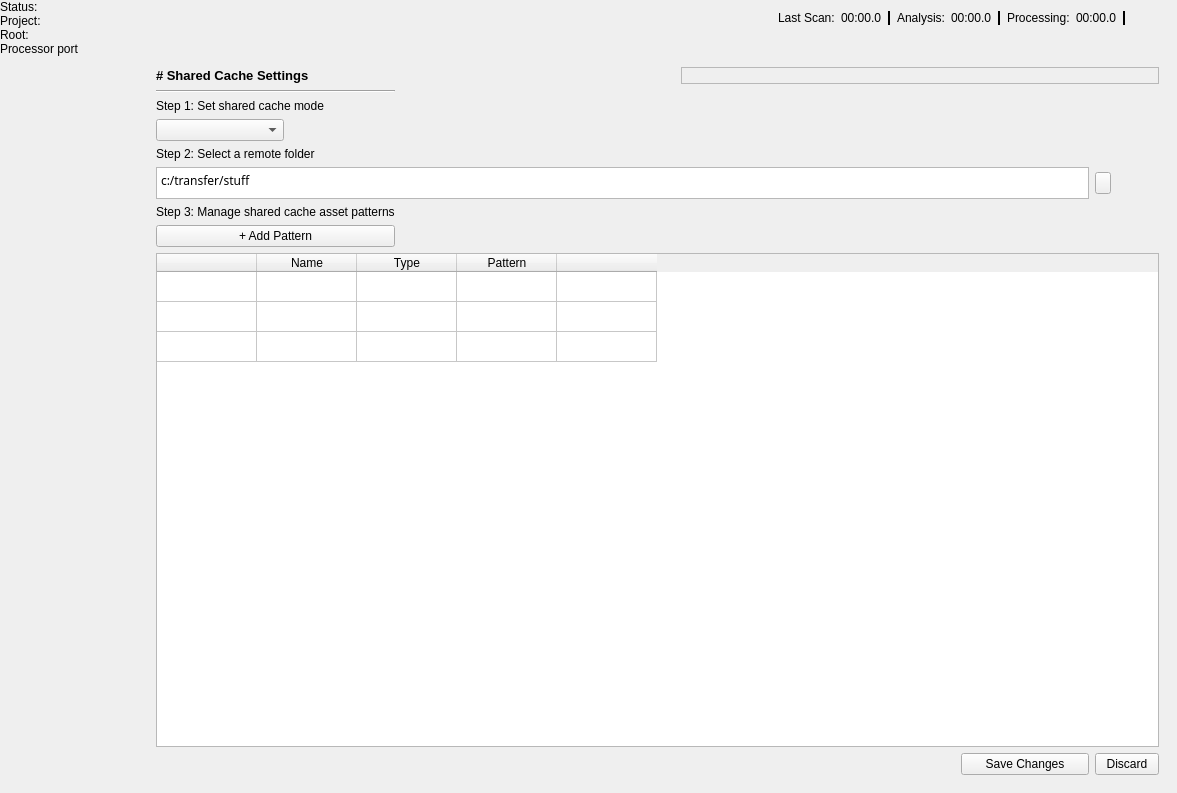
o3de/o3de, file Code/Tools/AssetProcessor/native/ui/MainWindow.ui: the form before one commit.
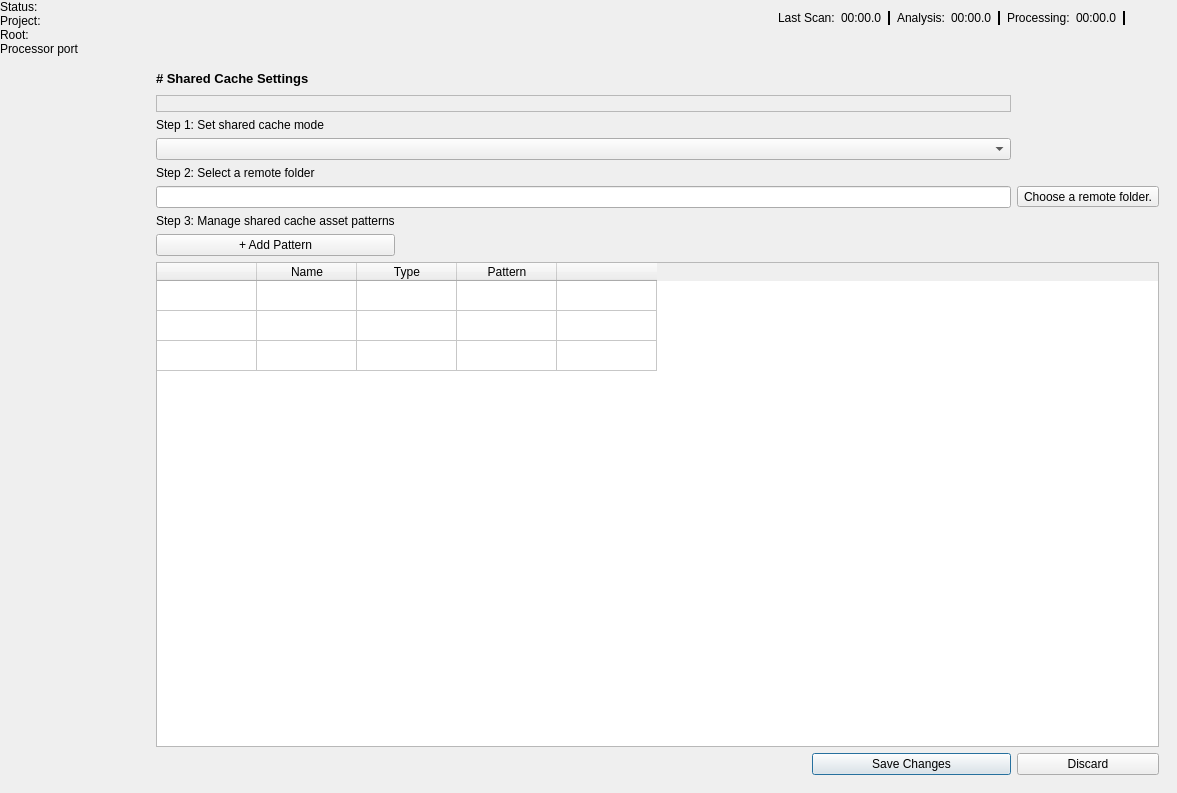
The form after the commit. The open tabs and pages were chosen to show the change. Icons and pictures are not drawn. Custom widgets are drawn as their Qt base class.

Commit message:
{lny13480} Updated Shared Cached interface based on feedback from UX (#10802)
* {lny13480} Updated Shared Cached interface based on feedback from UX

* removing horizontal line

* moved the colors into the .qss file
fixed some spelling mistakes

* updated the folder icon

Patch:
```diff
--- a/Code/Tools/AssetProcessor/native/ui/MainWindow.ui
+++ b/Code/Tools/AssetProcessor/native/ui/MainWindow.ui
@@ -1478,7 +1478,7 @@
           </item>
          </layout>
         </widget>
-        <widget class="QWidget" name="page">
+        <widget class="QWidget" name="SharedCachePage">
          <layout class="QGridLayout" name="gridLayout_2">
           <property name="leftMargin">
            <number>0</number>
@@ -1493,7 +1493,7 @@
            <number>0</number>
           </property>
           <item row="0" column="0">
-           <widget class="QWidget" name="widget" native="true">
+           <widget class="QWidget" name="widget_sharedCache" native="true">
             <property name="sizePolicy">
              <sizepolicy hsizetype="Preferred" vsizetype="Expanding">
               <horstretch>0</horstretch>
@@ -1513,30 +1513,43 @@
              <property name="bottomMargin">
               <number>10</number>
              </property>
-             <item row="5" column="4">
-              <widget class="QPushButton" name="serverAddressButton">
-               <property name="maximumSize">
-                <size>
-                 <width>16</width>
-                 <height>16777215</height>
-                </size>
+             <item row="0" column="0" colspan="2">
+              <widget class="QLabel" name="sharedCacheTitle">
+               <property name="font">
+                <font>
+                 <pointsize>10</pointsize>
+                 <weight>75</weight>
+                 <bold>true</bold>
+                </font>
                </property>
                <property name="text">
-                <string/>
+                <string># Shared Cache Settings</string>
                </property>
+               <property name="textFormat">
+                <enum>Qt::MarkdownText</enum>
+               </property>
               </widget>
              </item>
-             <item row="1" column="0">
-              <widget class="Line" name="line">
-               <property name="orientation">
-                <enum>Qt::Horizontal</enum>
+             <item row="9" column="3">
+              <widget class="QPushButton" name="sharedCacheSubmitButton">
+               <property name="text">
+                <string>Save Changes</string>
                </property>
+               <property name="autoDefault">
+                <bool>true</bool>
+               </property>
+               <property name="default">
+                <bool>true</bool>
+               </property>
               </widget>
              </item>
-             <item row="4" column="0">
-              <widget class="QLabel" name="label_3">
+             <item row="5" column="0" colspan="4">
+              <widget class="QLineEdit" name="serverAddressLineEdit"/>
+             </item>
+             <item row="9" column="4">
+              <widget class="QPushButton" name="sharedCacheDiscardButton">
                <property name="text">
-                <string>Step 2: Select a remote folder</string>
+                <string>Discard</string>
                </property>
               </widget>
              </item>
@@ -1603,64 +1616,17 @@
                </column>
               </widget>
              </item>
-             <item row="5" column="0" colspan="4">
-              <widget class="QPlainTextEdit" name="serverAddressText">
-               <property name="sizePolicy">
-                <sizepolicy hsizetype="Expanding" vsizetype="Maximum">
-                 <horstretch>0</horstretch>
-                 <verstretch>0</verstretch>
-                </sizepolicy>
-               </property>
-               <property name="maximumSize">
-                <size>
-                 <width>16777215</width>
-                 <height>32</height>
-                </size>
-               </property>
-               <property name="font">
-                <font>
-                 <family>Amazon Ember Mono</family>
-                 <pointsize>9</pointsize>
-                </font>
-               </property>
-               <property name="toolTip">
-                <string>The remote folder should be accessible to the entire team.</string>
-               </property>
-               <property name="inputMethodHints">
-                <set>Qt::ImhNone</set>
-               </property>
-               <property name="plainText">
-                <string>c:/transfer/stuff</string>
-               </property>
-              </widget>
-             </item>
-             <item row="0" column="0">
-              <widget class="QLabel" name="sharedCacheTitle">
-               <property name="font">
-                <font>
-                 <pointsize>10</pointsize>
-                 <weight>75</weight>
-                 <bold>true</bold>
-                </font>
-               </property>
+             <item row="4" column="0">
+              <widget class="QLabel" name="label_3">
                <property name="text">
-                <string># Shared Cache Settings</string>
+                <string>Step 2: Select a remote folder</string>
                </property>
-               <property name="textFormat">
-                <enum>Qt::MarkdownText</enum>
-               </property>
               </widget>
              </item>
-             <item row="9" column="4">
-              <widget class="QPushButton" name="sharedCacheDiscardButton">
-               <property name="maximumSize">
-                <size>
-                 <width>64</width>
-                 <height>16777215</height>
-                </size>
-               </property>
+             <item row="6" column="0">
+              <widget class="QLabel" name="label_4">
                <property name="text">
-                <string>Discard</string>
+                <string>Step 3: Manage shared cache asset patterns</string>
                </property>
               </widget>
              </item>
@@ -1674,41 +1640,8 @@
                </property>
               </widget>
              </item>
-             <item row="6" column="0">
-              <widget class="QLabel" name="label_4">
-               <property name="text">
-                <string>Step 3: Manage shared cache asset patterns</string>
-               </property>
-              </widget>
-             </item>
-             <item row="2" column="0">
-              <widget class="QLabel" name="label_2">
-               <property name="text">
-                <string>Step 1: Set shared cache mode</string>
-               </property>
-              </widget>
-             </item>
-             <item row="9" column="3">
-              <widget class="QPushButton" name="sharedCacheSubmitButton">
-               <property name="maximumSize">
-                <size>
-                 <width>128</width>
-                 <height>16777215</height>
-                </size>
-               </property>
-               <property name="text">
-                <string>Save Changes</string>
-               </property>
-              </widget>
-             </item>
-             <item row="3" column="0">
+             <item row="3" column="0" colspan="4">
               <widget class="QComboBox" name="serverCacheModeOptions">
-               <property name="maximumSize">
-                <size>
-                 <width>128</width>
-                 <height>16777215</height>
-                </size>
-               </property>
                <property name="toolTip">
                 <string>Select the mode the project should use to cache asset products.</string>
                </property>
@@ -1720,7 +1653,21 @@
                </property>
               </widget>
              </item>
-             <item row="0" column="2" colspan="3">
+             <item row="2" column="0">
+              <widget class="QLabel" name="label_2">
+               <property name="text">
+                <string>Step 1: Set shared cache mode</string>
+               </property>
+              </widget>
+             </item>
+             <item row="5" column="4">
+              <widget class="QToolButton" name="serverAddressToolButton">
+               <property name="text">
+                <string>Choose a remote folder.</string>
+               </property>
+              </widget>
+             </item>
+             <item row="1" column="0" colspan="4">
               <widget class="QLabel" name="sharedCacheStatus">
                <property name="font">
                 <font>
@@ -1744,6 +1691,16 @@
                </property>
               </widget>
              </item>
+             <item row="0" column="4">
+              <widget class="QPushButton" name="sharedCacheSupport">
+               <property name="text">
+                <string/>
+               </property>
+               <property name="flat">
+                <bool>true</bool>
+               </property>
+              </widget>
+             </item>
             </layout>
            </widget>
           </item>
```
The commit also changes 7 other files.
